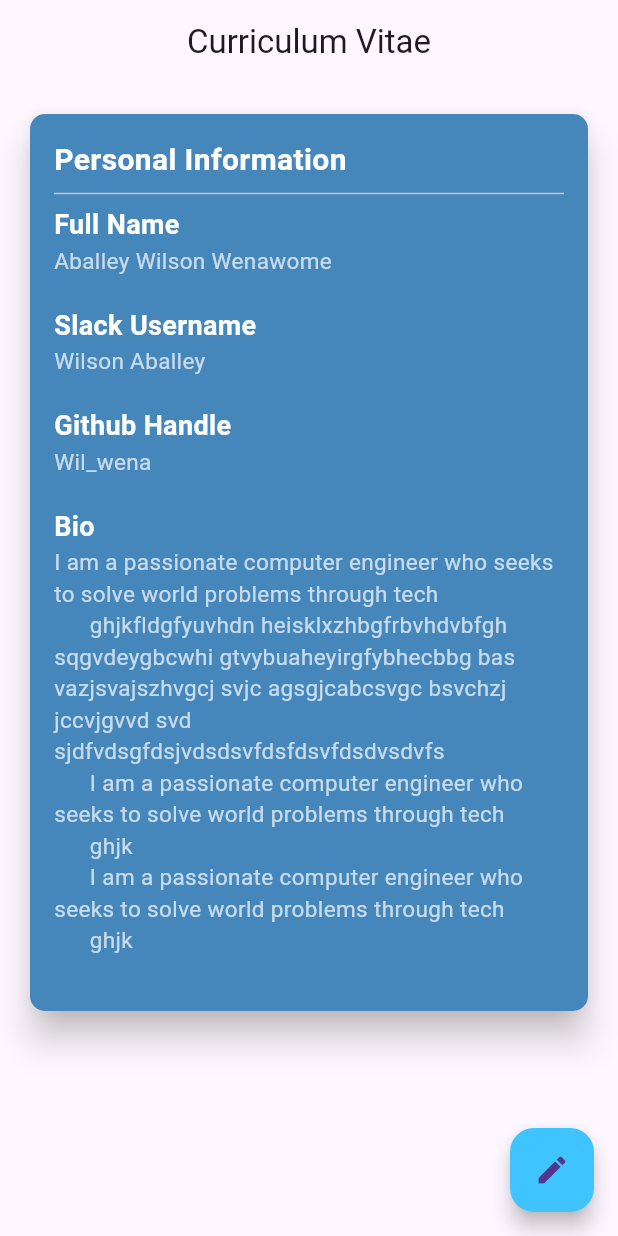
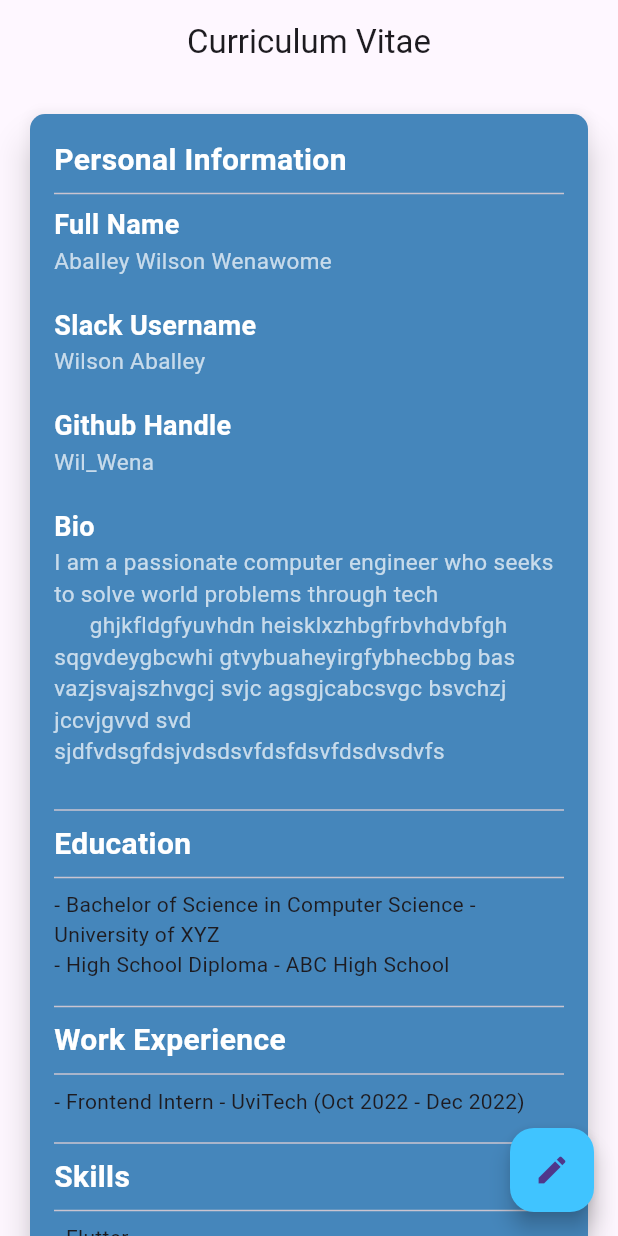
Before and after one commit to Wil-Wena/mobile_cv_application, a Flutter app: the CVScreen screen opened directly, on a phone screen of 412 x 824 dp. Run offline on Flutter 3.47's test engine with Material 2 defaults, Android fonts, the phone set to English and light mode, and no system bars.

Commit message:
Addition of Fields in CV Screen

```diff
--- a/lib/cv_screen.dart
+++ b/lib/cv_screen.dart
@@ -11,15 +11,27 @@ class CVScreen extends StatefulWidget {
 class _CVScreenState extends State<CVScreen> {
   String fullName = 'Aballey Wilson Wenawome';
   String slackUsername = "Wilson Aballey";
-  String gitHandle = "Wil_wena";
+  String gitHandle = "Wil_Wena";
   String bio =
       """I am a passionate computer engineer who seeks to solve world problems through tech
       ghjkfldgfyuvhdn heisklxzhbgfrbvhdvbfgh sqgvdeygbcwhi gtvybuaheyirgfybhecbbg bas  vazjsvajszhvgcj svjc agsgjcabcsvgc bsvchzj  jccvjgvvd svd sjdfvdsgfdsjvdsdsvfdsfdsvfdsdvsdvfs
-      I am a passionate computer engineer who seeks to solve world problems through tech
-      ghjk
-      I am a passionate computer engineer who seeks to solve world problems through tech
-      ghjk
       """;
+
+  List<String> education = [
+    'Bachelor of Science in Computer Science - University of XYZ',
+    'High School Diploma - ABC High School',
+  ];
+
+  List<String> workExperience = [
+    'Frontend Intern - UviTech (Oct 2022 - Dec 2022)',
+  ];
+
+  List<String> skills = [
+    'Flutter',
+    'Dart',
+    'UI/UX Design',
+  ];
+
   TextEditingController nameController = TextEditingController();
   TextEditingController slackController = TextEditingController();
   TextEditingController githubController = TextEditingController();
@@ -94,6 +106,56 @@ class _CVScreenState extends State<CVScreen> {
                 Text(bio,
                     style:
                         const TextStyle(color: Colors.white70, fontSize: 15)),
+                const Divider(),
+                const Text(
+                  'Education',
+                  style: TextStyle(
+                      color: Colors.white,
+                      fontSize: 20,
+                      fontWeight: FontWeight.bold),
+                ),
+                const Divider(),
+                ListView.builder(
+                  shrinkWrap: true,
+                  itemCount: education.length,
+                  itemBuilder: (BuildContext context, int index) {
+                    return Text("- ${education[index]}");
+                  },
+                ),
+                SizedBox(height: 10),
+                const Divider(),
+                const Text(
+                  'Work Experience',
+                  style: TextStyle(
+                      color: Colors.white,
+                      fontSize: 20,
+                      fontWeight: FontWeight.bold),
+                ),
+                const Divider(),
+                ListView.builder(
+                  shrinkWrap: true,
+                  itemCount: workExperience.length,
+                  itemBuilder: (BuildContext context, int index) {
+                    return Text("- ${workExperience[index]}");
+                  },
+                ),
+                SizedBox(height: 10),
+                const Divider(),
+                const Text(
+                  'Skills',
+                  style: TextStyle(
+                      color: Colors.white,
+                      fontSize: 20,
+                      fontWeight: FontWeight.bold),
+                ),
+                const Divider(),
+                ListView.builder(
+                  shrinkWrap: true,
+                  itemCount: skills.length,
+                  itemBuilder: (BuildContext context, int index) {
+                    return Text("- ${skills[index]}");
+                  },
+                )
               ],
             ),
           ),
```
